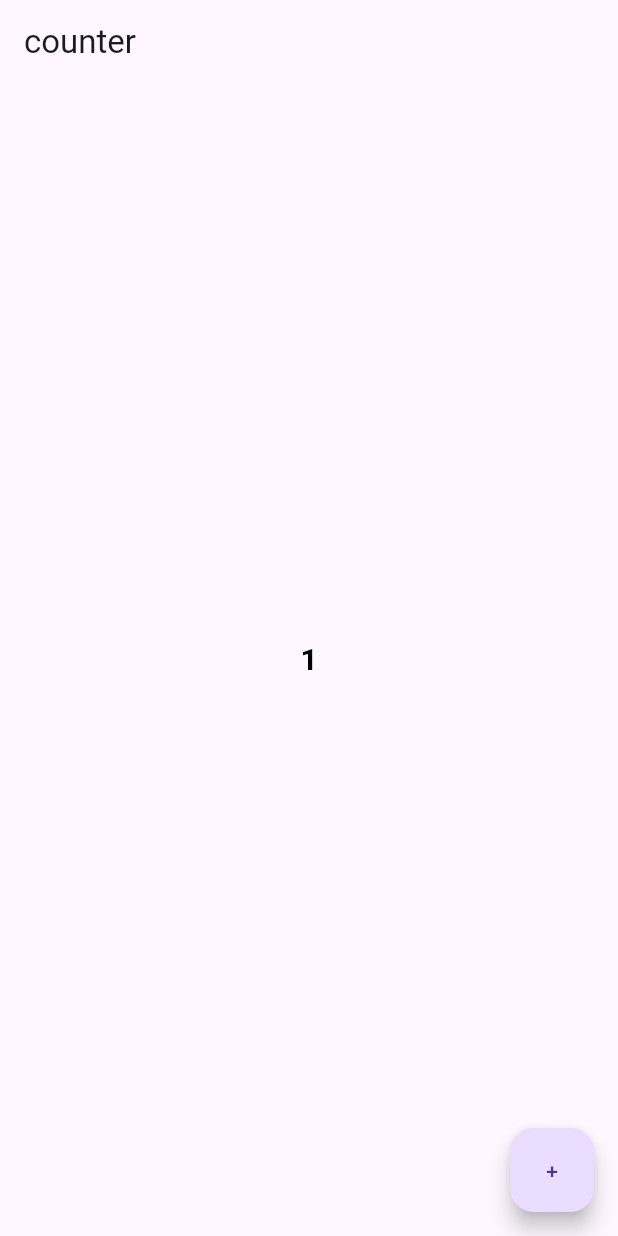
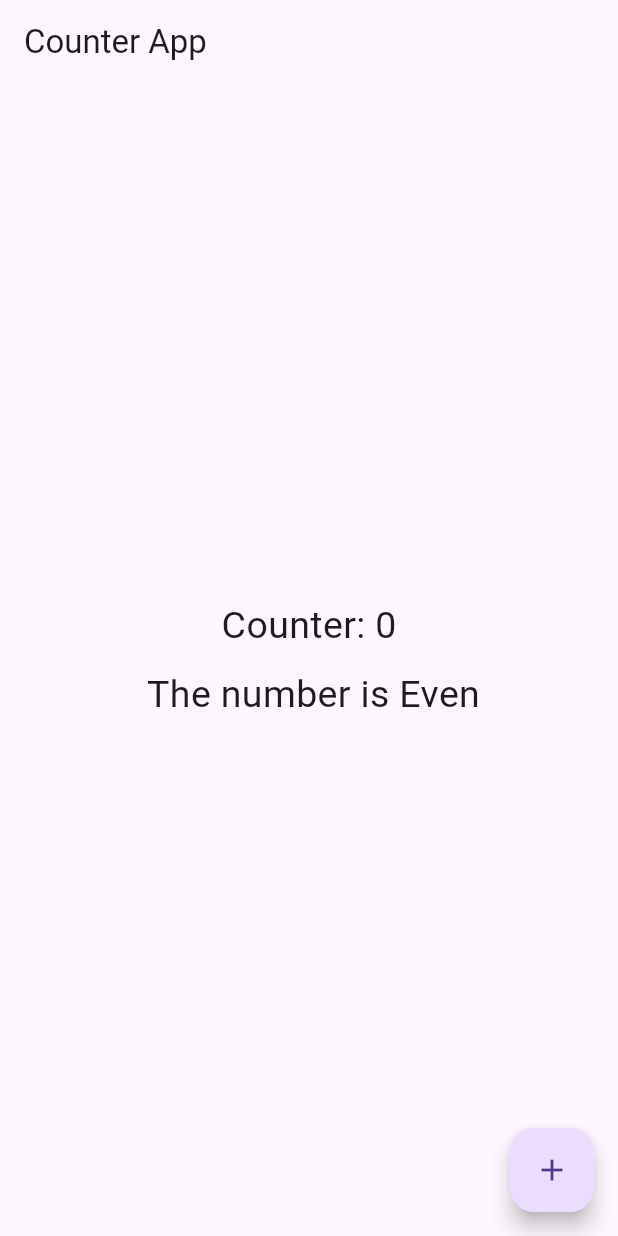
Before and after one commit to ArslanYousaf12/layouts-concept-app, a Flutter app: the screen it shows after launch, on a phone screen of 412 x 824 dp. Run offline on Flutter 3.47's test engine with Material 3 defaults, Android fonts, the phone set to English and light mode, and no system bars.

Commit message:
counter Logic

```diff
--- a/lib/counter.dart
+++ b/lib/counter.dart
@@ -1,28 +1,57 @@
-import 'dart:developer';
-
 import 'package:flutter/material.dart';
 
+void main() => runApp(MyApp());
+
+class MyApp extends StatelessWidget {
+  @override
+  Widget build(BuildContext context) {
+    return MaterialApp(
+      home: CounterScreen(),
+    );
+  }
+}
+
 class CounterScreen extends StatefulWidget {
-  const CounterScreen({super.key});
-
   @override
-  State<CounterScreen> createState() => _CounterScreenState();
+  _CounterScreenState createState() => _CounterScreenState();
 }
 
 class _CounterScreenState extends State<CounterScreen> {
-      int counter = 1;
+  int counter = 0;
+  String evenOdd = 'Even'; // Initial display message
+
+  void incrementCounter() {
+    setState(() {
+      counter++;
+      evenOdd = (counter % 2 == 0) ? 'Even' : 'odd' ;
+    });
+  }
 
   @override
   Widget build(BuildContext context) {
     return Scaffold(
-        appBar: AppBar(title: Text('counter'),),
-        body: Center(child: Text(counter.toString(),style: TextStyle(color: Colors.black,fontSize: 20,fontWeight: FontWeight.w600),)),
-        floatingActionButton: FloatingActionButton(onPressed: (){
-          setState(() {
-            counter++;
-            log(counter.toString());
-          });
-        }, child: Text('+'),),
+      appBar: AppBar(
+        title: Text('Counter App'),
+      ),
+      body: Center(
+        child: Column(
+          mainAxisAlignment: MainAxisAlignment.center,
+          children: <Widget>[
+            Text(
+              'Counter: $counter',
+            style: TextStyle(fontSize: 25),),
+            SizedBox(height: 10,),
+            Text(' The number is $evenOdd',
+            style: TextStyle(fontSize: 25),),
+
+
+          ],
+        ),
+      ),
+      floatingActionButton: FloatingActionButton(
+        onPressed: incrementCounter,
+        child: Icon(Icons.add),
+      ),
     );
   }
 }
--- a/lib/main.dart
+++ b/lib/main.dart
@@ -16,7 +16,7 @@ class MyApp extends StatelessWidget {
   @override
   Widget build(BuildContext context) {
     return MaterialApp(
-      home: const  CounterScreen(),
+      home: CounterScreen()
     );
   }
 }
```
